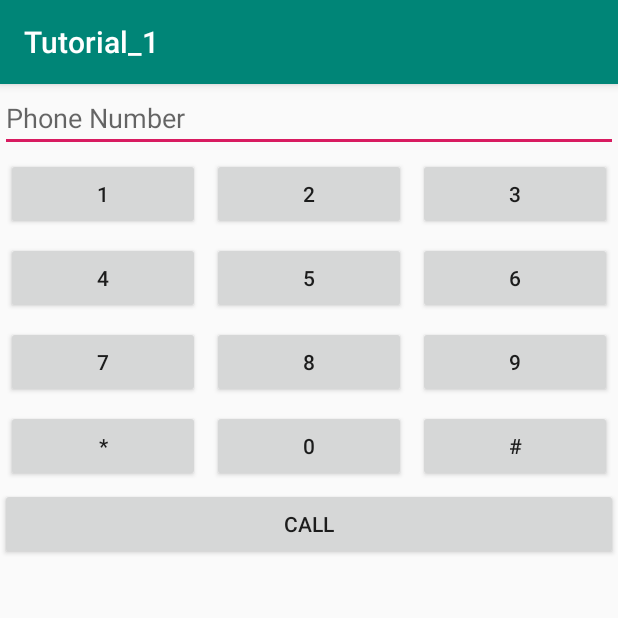
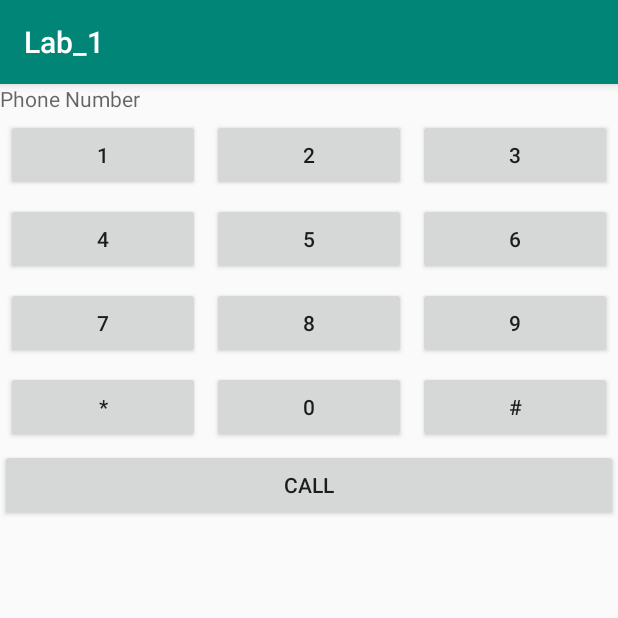
Before and after one commit to android-development-abaertay-module/Week1Tutorial, an Android app: the screen it shows after launch (MainActivity), on a phone screen of 412 x 824 dp, the top half of it. Run offline under Robolectric (Android 15) with nearby library versions, the phone set to English and light mode, and no system bars.

```diff
--- a/app/src/main/java/com/bodovix/week1tutorial/MainActivity.java
+++ b/app/src/main/java/com/bodovix/week1tutorial/MainActivity.java
@@ -2,12 +2,42 @@ package com.bodovix.week1tutorial;
 
 import android.support.v7.app.AppCompatActivity;
 import android.os.Bundle;
+import android.view.View;
+import android.widget.Button;
+import android.widget.EditText;
+import android.widget.TextView;
+import android.widget.Toast;
 
 public class MainActivity extends AppCompatActivity {
+
+    TextView textInput;
+    String enteredNumber;
 
     @Override
     protected void onCreate(Bundle savedInstanceState) {
         super.onCreate(savedInstanceState);
         setContentView(R.layout.activity_main);
+
+        textInput = findViewById(R.id.textInput);
+        enteredNumber = "";
+    }
+
+    public void callBtn_Clicked(View view){
+        if (enteredNumber.length() > 0) {
+            Toast.makeText(getApplicationContext(),"Calling: " + textInput.getText(),
+                    Toast.LENGTH_LONG).show();
+        }else{
+            Toast.makeText(getApplicationContext(), "Text Input Empty",
+                    Toast.LENGTH_LONG).show();
+        }
+    }
+
+    public void btn_Clicked(View view){
+        Button btnClicked = (Button) view;
+        String tag = btnClicked.getTag().toString();
+
+        enteredNumber = enteredNumber + tag;
+
+        textInput.setText(enteredNumber);
     }
 }
--- a/app/src/main/res/layout-land/activity_main.xml
+++ b/app/src/main/res/layout-land/activity_main.xml
@@ -11,7 +11,8 @@
         android:layout_height="wrap_content"
         android:orientation="vertical">
 
-        <EditText
+        <TextView
+            android:id="@+id/textInput"
             android:layout_width="match_parent"
             android:layout_height="wrap_content"
             android:hint="@string/input_phone_hint" />
@@ -25,6 +26,8 @@
             android:rowCount="4">
 
             <Button
+                android:tag="1"
+                android:onClick="btn_Clicked"
                 android:layout_column="0"
                 android:layout_row="0"
                 android:layout_gravity="fill_horizontal"
@@ -33,6 +36,8 @@
                 android:text="@string/input_1" />
 
             <Button
+                android:tag="2"
+                android:onClick="btn_Clicked"
                 android:layout_column="1"
                 android:layout_row="0"
                 android:layout_gravity="fill_horizontal"
@@ -41,6 +46,8 @@
                 android:text="@string/input_2" />
 
             <Button
+                android:tag="3"
+                android:onClick="btn_Clicked"
                 android:layout_column="2"
                 android:layout_row="0"
                 android:layout_gravity="fill_horizontal"
@@ -49,6 +56,8 @@
                 android:text="@string/input_3" />
 
             <Button
+                android:tag="4"
+                android:onClick="btn_Clicked"
                 android:layout_column="0"
                 android:layout_row="1"
                 android:layout_gravity="fill_horizontal"
@@ -57,6 +66,8 @@
                 android:text="@string/input_4" />
 
             <Button
+                android:tag="5"
+                android:onClick="btn_Clicked"
                 android:layout_column="1"
                 android:layout_row="1"
                 android:layout_gravity="fill_horizontal"
@@ -65,6 +76,8 @@
                 android:text="@string/input_5" />
 
             <Button
+                android:tag="6"
+                android:onClick="btn_Clicked"
                 android:layout_column="2"
                 android:layout_row="1"
                 android:layout_gravity="fill_horizontal"
@@ -73,6 +86,8 @@
                 android:text="@string/input_6" />
 
             <Button
+                android:tag="7"
+                android:onClick="btn_Clicked"
                 android:layout_column="0"
                 android:layout_row="2"
                 android:layout_gravity="fill_horizontal"
@@ -81,6 +96,8 @@
                 android:text="@string/input_7" />
 
             <Button
+                android:tag="8"
+                android:onClick="btn_Clicked"
                 android:layout_column="1"
                 android:layout_row="2"
                 android:layout_gravity="fill_horizontal"
@@ -89,6 +106,8 @@
                 android:text="@string/input_8" />
 
             <Button
+                android:tag="9"
+                android:onClick="btn_Clicked"
                 android:layout_column="2"
                 android:layout_row="2"
                 android:layout_gravity="fill_horizontal"
@@ -97,6 +116,8 @@
                 android:text="@string/input_9" />
 
             <Button
+                android:tag="*"
+                android:onClick="btn_Clicked"
                 android:layout_column="0"
                 android:layout_row="3"
                 android:layout_gravity="fill_horizontal"
@@ -105,6 +126,8 @@
                 android:text="@string/input_star" />
 
             <Button
+                android:tag="0"
+                android:onClick="btn_Clicked"
                 android:layout_column="1"
                 android:layout_row="3"
                 android:layout_gravity="fill_horizontal"
@@ -113,6 +136,8 @@
                 android:text="@string/input_0" />
 
             <Button
+                android:tag="#"
+                android:onClick="btn_Clicked"
                 android:layout_column="2"
                 android:layout_row="3"
                 android:layout_gravity="fill_horizontal"
@@ -123,6 +148,8 @@
         </GridLayout>
 
         <Button
+            android:id="@+id/callBtn"
+            android:onClick="callBtn_Clicked"
             android:layout_width="match_parent"
             android:layout_height="wrap_content"
             android:text="@string/call_btn_text" />
--- a/app/src/main/res/layout/activity_main.xml
+++ b/app/src/main/res/layout/activity_main.xml
@@ -11,7 +11,7 @@
         android:layout_height="wrap_content"
         android:orientation="vertical">
 
-        <EditText
+        <TextView
             android:layout_width="match_parent"
             android:layout_height="wrap_content"
             android:hint="@string/input_phone_hint" />
@@ -22,10 +22,11 @@
             android:layout_weight="1"
             android:columnCount="3"
             android:rowCount="4"
-
             android:useDefaultMargins="true">
 
             <Button
+                android:tag="1"
+                android:onClick="btn_Clicked"
                 android:id="@+id/btn1"
                 android:layout_row="0"
                 android:layout_column="0"
@@ -34,6 +35,8 @@
                 android:text="@string/input_1" />
 
             <Button
+                android:tag="2"
+                android:onClick="btn_Clicked"
                 android:id="@+id/btn2"
                 android:layout_row="0"
                 android:layout_column="1"
@@ -42,6 +45,8 @@
                 android:text="@string/input_2" />
 
             <Button
+                android:tag="3"
+                android:onClick="btn_Clicked"
                 android:id="@+id/btn3"
                 android:layout_row="0"
                 android:layout_column="2"
@@ -50,6 +55,8 @@
                 android:text="@string/input_3" />
 
             <Button
+                android:tag="4"
+                android:onClick="btn_Clicked"
                 android:id="@+id/btn4"
                 android:layout_row="1"
                 android:layout_column="0"
@@ -58,6 +65,8 @@
                 android:text="@string/input_4" />
 
             <Button
+                android:tag="5"
+                android:onClick="btn_Clicked"
                 android:id="@+id/btn5"
                 android:layout_row="1"
                 android:layout_column="1"
@@ -66,6 +75,8 @@
                 android:text="@string/input_5" />
 
             <Button
+                android:tag="6"
+                android:onClick="btn_Clicked"
                 android:id="@+id/btn6"
                 android:layout_row="1"
                 android:layout_column="2"
@@ -74,6 +85,8 @@
                 android:text="@string/input_6" />
 
             <Button
+                android:tag="7"
+                android:onClick="btn_Clicked"
                 android:id="@+id/btn7"
                 android:layout_row="2"
                 android:layout_column="0"
@@ -82,6 +95,8 @@
                 android:text="@string/input_7" />
 
             <Button
+                android:tag="8"
+                android:onClick="btn_Clicked"
                 android:id="@+id/btn8"
                 android:layout_row="2"
                 android:layout_column="1"
@@ -90,6 +105,8 @@
                 android:text="@string/input_8" />
 
             <Button
+                android:tag="9"
+                android:onClick="btn_Clicked"
                 android:id="@+id/btn9"
                 android:layout_row="2"
                 android:layout_column="2"
@@ -98,6 +115,8 @@
                 android:text="@string/input_9" />
 
             <Button
+                android:tag="*"
+                android:onClick="btn_Clicked"
                 android:id="@+id/btnStar"
                 android:layout_row="3"
                 android:layout_column="0"
@@ -106,6 +125,8 @@
                 android:text="@string/input_star" />
 
             <Button
+                android:tag="0"
+                android:onClick="btn_Clicked"
                 android:id="@+id/btn0"
                 android:layout_row="3"
                 android:layout_column="1"
@@ -114,6 +135,8 @@
                 android:text="@string/input_0" />
 
             <Button
+                android:tag="#"
+                android:onClick="btn_Clicked"
                 android:id="@+id/btnHash"
                 android:layout_row="3"
                 android:layout_column="2"
--- a/app/src/main/res/values/strings.xml
+++ b/app/src/main/res/values/strings.xml
@@ -1,5 +1,5 @@
 <resources>
-    <string name="app_name">Tutorial_1</string>
+    <string name="app_name">Lab_1</string>
     <string name="input_1">1</string>
     <string name="input_2">2</string>
     <string name="input_3">3</string>
```
